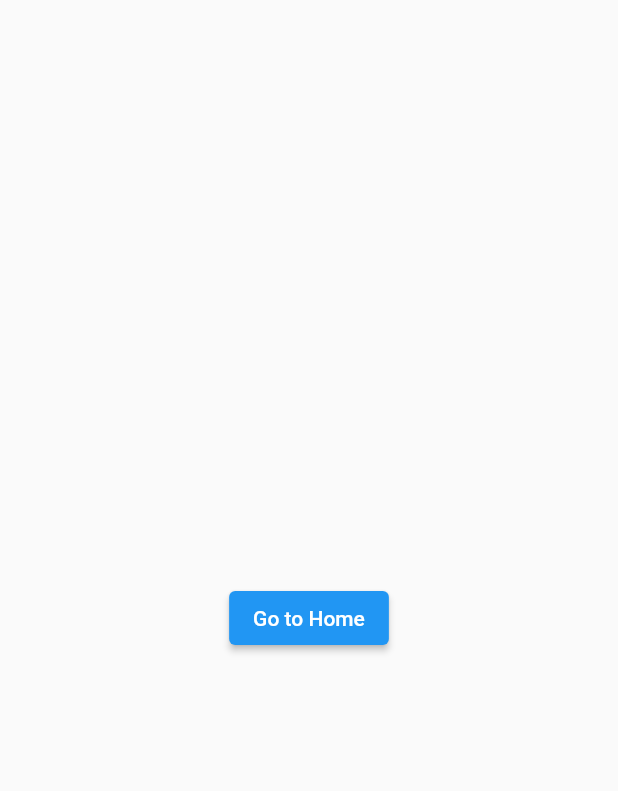
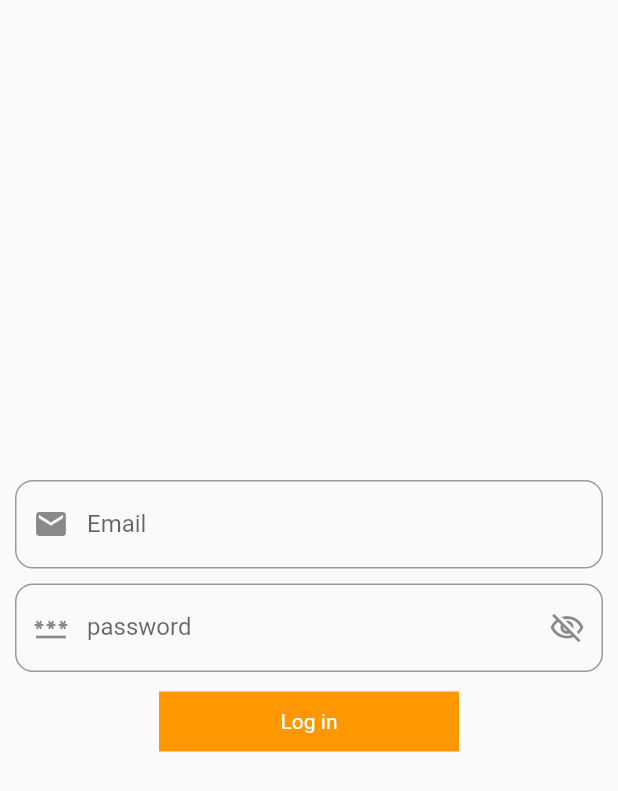
Before and after one commit to md-shahin-miah/mvvm-with-provider-state-management, a Flutter app: the screen it shows after launch, on a phone screen of 412 x 824 dp. Shown: the top 791 px of the screen. Run offline on Flutter 3.47's test engine with Material 2 defaults, Android fonts, the phone set to English and light mode, and no system bars; our stand-ins replace another_flushbar, fluttertoast.

Commit message:
login done without progressbar

```diff
--- a/lib/data/network/NetworkService.dart
+++ b/lib/data/network/NetworkService.dart
@@ -5,7 +5,7 @@ import 'package:provider_mvvm_state_management/data/app_exception.dart';
 import 'package:provider_mvvm_state_management/data/network/BaseNetworkService.dart';
 import 'package:http/http.dart' as http;
 
-class NetworkServic extends BaseNetworkService {
+class NetworkService extends BaseNetworkService {
   @override
   Future getApiResponse(String url) async {
     dynamic responseJson;
--- a/lib/main.dart
+++ b/lib/main.dart
@@ -1,8 +1,10 @@
 import 'package:flutter/material.dart';
+import 'package:provider/provider.dart';
 import 'package:provider_mvvm_state_management/utils/routes/routes.dart';
 import 'package:provider_mvvm_state_management/utils/routes/routes_name.dart';
-import 'package:provider_mvvm_state_management/view/login_screen.dart';
-import 'package:provider_mvvm_state_management/view/my_home_page.dart';
+import 'package:provider_mvvm_state_management/view/screens/login_screen.dart';
+import 'package:provider_mvvm_state_management/view/screens/my_home_page.dart';
+import 'package:provider_mvvm_state_management/view_model/auth_view_model.dart';
 
 void main() {
   runApp(const MyApp());
@@ -13,7 +15,11 @@ class MyApp extends StatelessWidget {
 
   @override
   Widget build(BuildContext context) {
-    return MaterialApp(
+    return MultiProvider(
+      providers: [
+        ChangeNotifierProvider(create:  (_)=>AuthViewModel())
+      ],
+      child: MaterialApp(
         debugShowCheckedModeBanner: false,
         title: 'Flutter Demo',
         theme: ThemeData(
@@ -21,7 +27,8 @@ class MyApp extends StatelessWidget {
         ),
         initialRoute: RoutesName.login,
         onGenerateRoute: Routes.generateRoutes,
-      home:const LoginScreen(),
+        home: const LoginScreen(),
+      ),
     );
   }
 }
--- a/lib/utils/routes/routes.dart
+++ b/lib/utils/routes/routes.dart
@@ -1,8 +1,8 @@
 import 'package:flutter/cupertino.dart';
 import 'package:flutter/material.dart';
 import 'package:provider_mvvm_state_management/utils/routes/routes_name.dart';
-import 'package:provider_mvvm_state_management/view/login_screen.dart';
-import 'package:provider_mvvm_state_management/view/my_home_page.dart';
+import 'package:provider_mvvm_state_management/view/screens/login_screen.dart';
+import 'package:provider_mvvm_state_management/view/screens/my_home_page.dart';
 
 class Routes {
   static MaterialPageRoute<dynamic> generateRoutes(
--- a/lib/view/login_screen.dart
+++ /dev/null
@@ -1,31 +0,0 @@
-import 'package:flutter/cupertino.dart';
-import 'package:flutter/material.dart';
-import 'package:provider_mvvm_state_management/utils/routes/routes_name.dart';
-
-class LoginScreen extends StatefulWidget {
-  const LoginScreen({super.key});
-
-  @override
-  State<StatefulWidget> createState() => StateLoginScreen();
-}
-
-class StateLoginScreen extends State<LoginScreen> {
-  @override
-  Widget build(BuildContext context) {
-    return SafeArea(
-      child: Scaffold(
-        body: Center(
-          child: Column(
-            mainAxisAlignment: MainAxisAlignment.center,
-            children: [
-              ElevatedButton(onPressed: () {
-                Navigator.pushNamed(context, RoutesName.home);
-
-              }, child: Text("Go to Home"))
-            ],
-          ),
-        ),
-      ),
-    );
-  }
-}
--- /dev/null
+++ b/lib/view/screens/login_screen.dart
@@ -0,0 +1,134 @@
+import 'package:flutter/cupertino.dart';
+import 'package:flutter/material.dart';
+import 'package:flutter/services.dart';
+import 'package:provider/provider.dart';
+import 'package:provider_mvvm_state_management/utils/routes/routes_name.dart';
+import 'package:provider_mvvm_state_management/utils/utils.dart';
+import 'package:provider_mvvm_state_management/view_model/auth_view_model.dart';
+
+import '../widget_components/rounded_button.dart';
+
+class LoginScreen extends StatefulWidget {
+  const LoginScreen({super.key});
+
+  @override
+  State<StatefulWidget> createState() => StateLoginScreen();
+}
+
+class StateLoginScreen extends State<LoginScreen> {
+  ValueNotifier<bool> valueNotifierObscure = ValueNotifier<bool>(true);
+
+  final TextEditingController _textEditingControllerEmail =
+      TextEditingController();
+  final TextEditingController _textEditingControllerPassword =
+      TextEditingController();
+
+  final FocusNode _focusNodeEmail = FocusNode();
+  final FocusNode _focusNodePassword = FocusNode();
+
+  @override
+  void dispose() {
+    // TODO: implement dispose
+    super.dispose();
+
+    _textEditingControllerPassword.dispose();
+    _textEditingControllerEmail.dispose();
+    _focusNodeEmail.dispose();
+    _focusNodePassword.dispose();
+  }
+
+  @override
+  Widget build(BuildContext context) {
+    var authViewModel = Provider.of<AuthViewModel>(context);
+
+    return SafeArea(
+      child: Scaffold(
+        body: Center(
+          child: Column(
+            mainAxisAlignment: MainAxisAlignment.center,
+            children: [
+              Container(
+                padding:
+                    const EdgeInsets.symmetric(vertical: 5, horizontal: 10),
+                child: TextFormField(
+                  controller: _textEditingControllerEmail,
+                  focusNode: _focusNodeEmail,
+                  keyboardType: TextInputType.emailAddress,
+                  decoration: InputDecoration(
+                      border: OutlineInputBorder(
+                          borderRadius: BorderRadius.circular(12),
+                          borderSide:
+                              const BorderSide(width: 2, color: Colors.white)),
+                      hintText: "email",
+                      labelText: "Email",
+                      prefixIcon: const Icon(Icons.email)),
+                  onFieldSubmitted: (val) {
+                    Utils.changeFocusNode(
+                        context, _focusNodeEmail, _focusNodePassword);
+                  },
+                ),
+              ),
+              Container(
+                padding:
+                    const EdgeInsets.symmetric(vertical: 5, horizontal: 10),
+                child: ValueListenableBuilder(
+                  valueListenable: valueNotifierObscure,
+                  builder: (context, val, child) {
+                    return TextFormField(
+                      controller: _textEditingControllerPassword,
+                      focusNode: _focusNodePassword,
+                      keyboardType: TextInputType.text,
+                      obscureText: val,
+                      obscuringCharacter: "*",
+                      decoration: InputDecoration(
+                          border: OutlineInputBorder(
+                              borderRadius: BorderRadius.circular(12),
+                              borderSide: const BorderSide(
+                                  width: 2, color: Colors.white)),
+                          hintText: "password",
+                          labelText: "password",
+                          prefixIcon: const Icon(Icons.password),
+                          suffixIcon: InkWell(
+                              onTap: () {
+                                valueNotifierObscure.value =
+                                    !valueNotifierObscure.value;
+                              },
+                              child: Icon(valueNotifierObscure.value
+                                  ? Icons.visibility_off_outlined
+                                  : Icons.visibility))),
+                      onFieldSubmitted: (val) {
+                        // Utils.changeFocusNode(context, _focusNodeEmail, _focusNodePassword);
+                      },
+                    );
+                  },
+                ),
+              ),
+              RoundedButton(
+                  btName: "Log in",
+                  onPress: () {
+                    if (_textEditingControllerEmail.text.isEmpty) {
+                      Utils.showFlushBar("Email field is empty ", context);
+                    } else if (_textEditingControllerPassword.text.isEmpty) {
+                      Utils.showFlushBar("Password field is empty ", context);
+                    } else if (_textEditingControllerPassword.text.length < 6) {
+                      Utils.showFlushBar(
+                          "Password length is less than 6 ", context);
+                    } else {
+                      Map data = {
+                        "email": _textEditingControllerEmail.text.toString(),
+                        "password":
+                            _textEditingControllerPassword.text.toString()
+                      };
+
+                      authViewModel.loginData(data,context);
+                    }
+
+                    print("clicked ronded button");
+                  })
+            ],
+          ),
+        ),
+      ),
+    );
+  }
+}
--- /dev/null
+++ b/lib/view/widget_components/rounded_button.dart
@@ -0,0 +1,30 @@
+import 'package:flutter/material.dart';
+
+class RoundedButton extends StatelessWidget {
+  String btName;
+  bool loading;
+  final VoidCallback onPress;
+
+  RoundedButton(
+      {Key? key,
+      required this.btName,
+      this.loading = false,
+      required this.onPress})
+      : super(key: key);
+
+  @override
+  Widget build(BuildContext context) {
+    return Padding(
+      padding: const EdgeInsets.all(8.0),
+      child: InkWell(
+        onTap: onPress,
+        child: Container(
+          height: 40,
+          width: 200,
+          color: Colors.orange,
+          child: !loading?Center(child: Text(btName,style: const TextStyle(color: Colors.white),)):const CircularProgressIndicator(color: Colors.red),
+        ),
+      ),
+    );
+  }
+}
--- /dev/null
+++ b/lib/view_model/auth_view_model.dart
@@ -0,0 +1,15 @@
+import 'package:flutter/cupertino.dart';
+import 'package:provider_mvvm_state_management/repository/auth_repository.dart';
+import 'package:provider_mvvm_state_management/utils/utils.dart';
+
+class AuthViewModel extends ChangeNotifier {
+  final _myAuthRepo = AuthRepository();
+
+  Future<dynamic> loginData(dynamic data, BuildContext buildContext) async {
+    _myAuthRepo.getLoginData(data).then((value) {
+      Utils.showFlushBar("Success", buildContext);
+    }).onError((error, stackTrace) {
+      Utils.showFlushBar(error.toString(), buildContext);
+    });
+  }
+}
```
Also changed, not shown: lib/data/app_exception.dart (+5 -6 lines), lib/data/response/api_response.dart (+20 -20 lines), lib/repository/auth_repository.dart (added, +19 -0 lines), lib/utils/app_color.dart (added, +12 -0 lines), lib/utils/app_urls.dart (added, +8 -0 lines), lib/utils/utils.dart (added, +48 -0 lines), lib/view/screens/my_home_page.dart (renamed from lib/view/my_home_page.dart, +11 -2 lines). Lines whose indentation alone changed are shown as unchanged.
